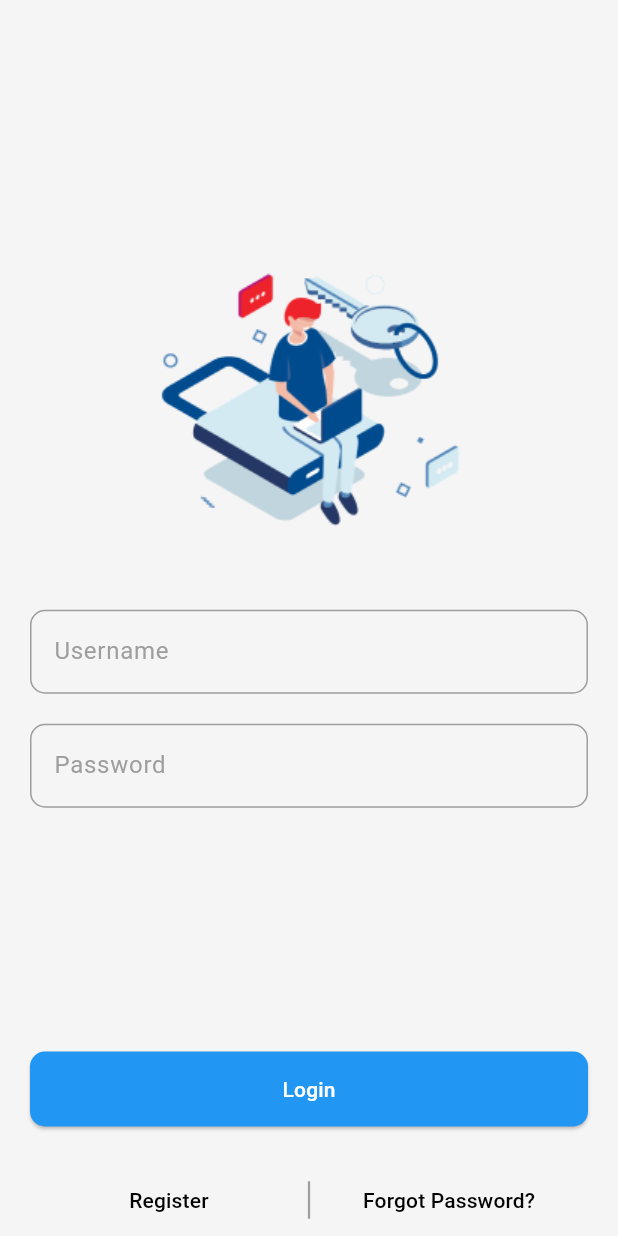
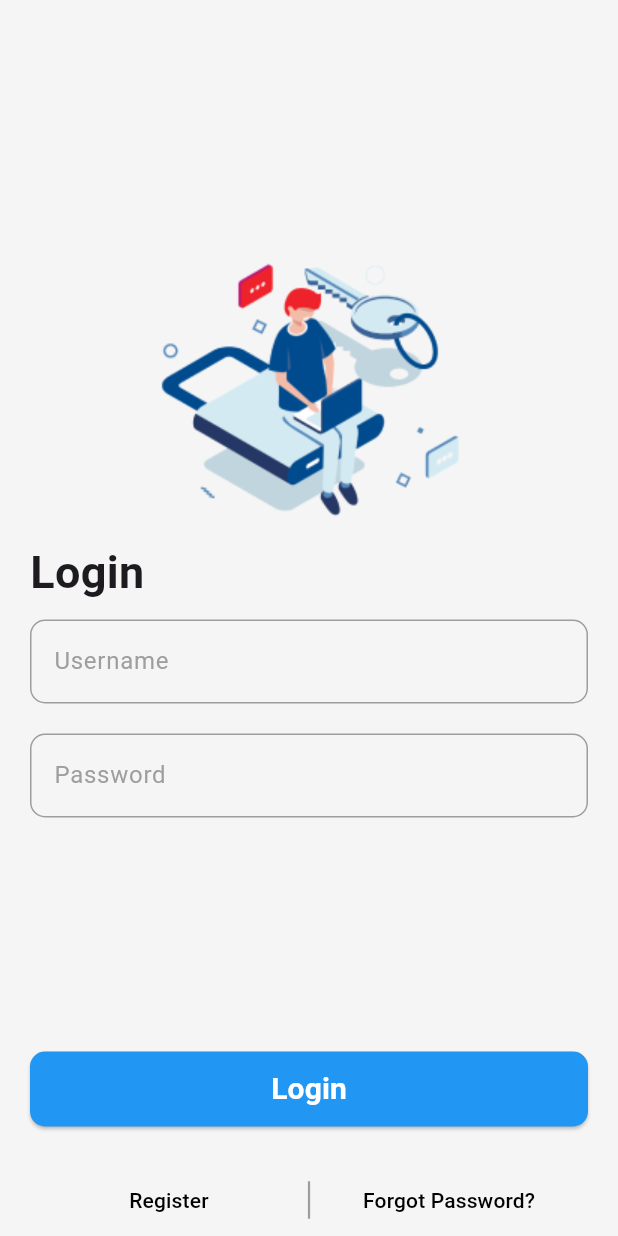
Before and after one commit to Yudhono/flutter_application_tutorial, a Flutter app: the screen it shows after launch, on a phone screen of 412 x 824 dp. Run offline on Flutter 3.47's test engine with Material 3 defaults, Android fonts, the phone set to English and light mode, and no system bars.

```diff
--- a/lib/custom_login_screen.dart
+++ b/lib/custom_login_screen.dart
@@ -60,9 +60,23 @@ class _CustomLoginScreenState extends State<CustomLoginScreen> {
           mainAxisAlignment: MainAxisAlignment.center,
           children: [
             const Spacer(),
-            Image.asset('assets/Login.png'),
+            Image.asset(
+              'assets/Login.png',
+            ),
+            const Row(
+              mainAxisAlignment: MainAxisAlignment.start,
+              children: [
+                Text(
+                  'Login',
+                  style: TextStyle(
+                    fontSize: 30,
+                    fontWeight: FontWeight.bold,
+                  ),
+                ),
+              ],
+            ),
             const SizedBox(
-              height: 40,
+              height: 10,
             ),
             TextField(
               focusNode: _usernameFocusNode,
@@ -99,7 +113,10 @@ class _CustomLoginScreenState extends State<CustomLoginScreen> {
                   backgroundColor: WidgetStateProperty.all(Colors.blue),
                   minimumSize:
                       WidgetStateProperty.all(const Size(double.infinity, 50))),
-              child: const Text('Login'),
+              child: const Text(
+                'Login',
+                style: TextStyle(fontSize: 20, fontWeight: FontWeight.bold),
+              ),
             ),
             const SizedBox(
               height: 25,
```
